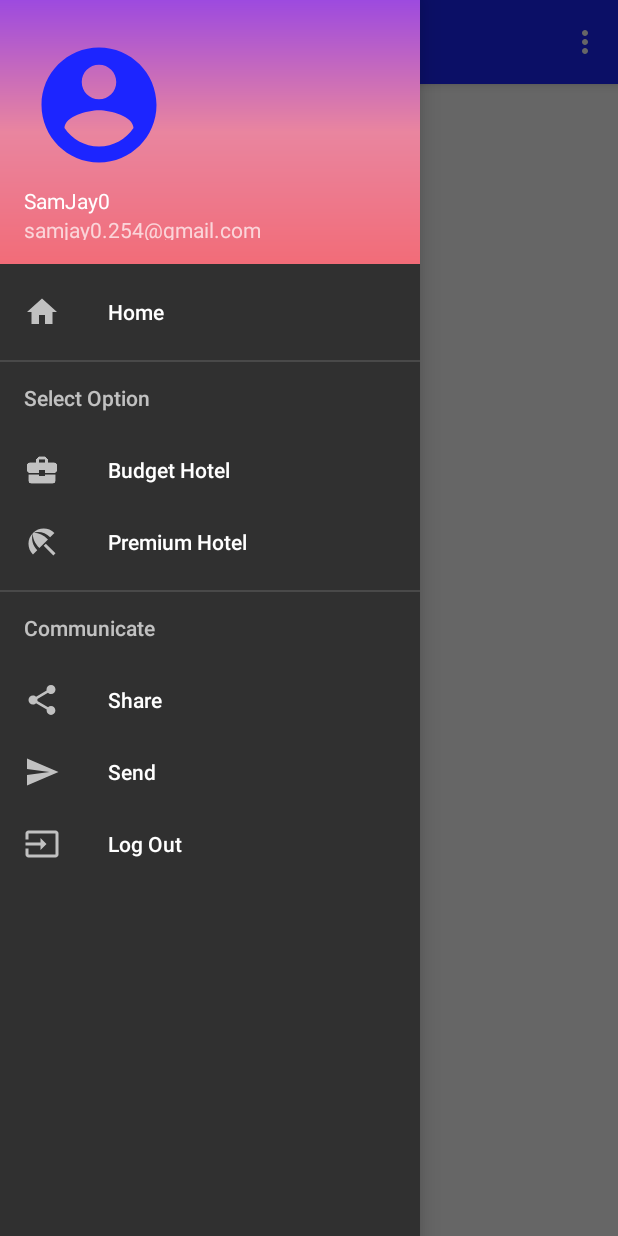
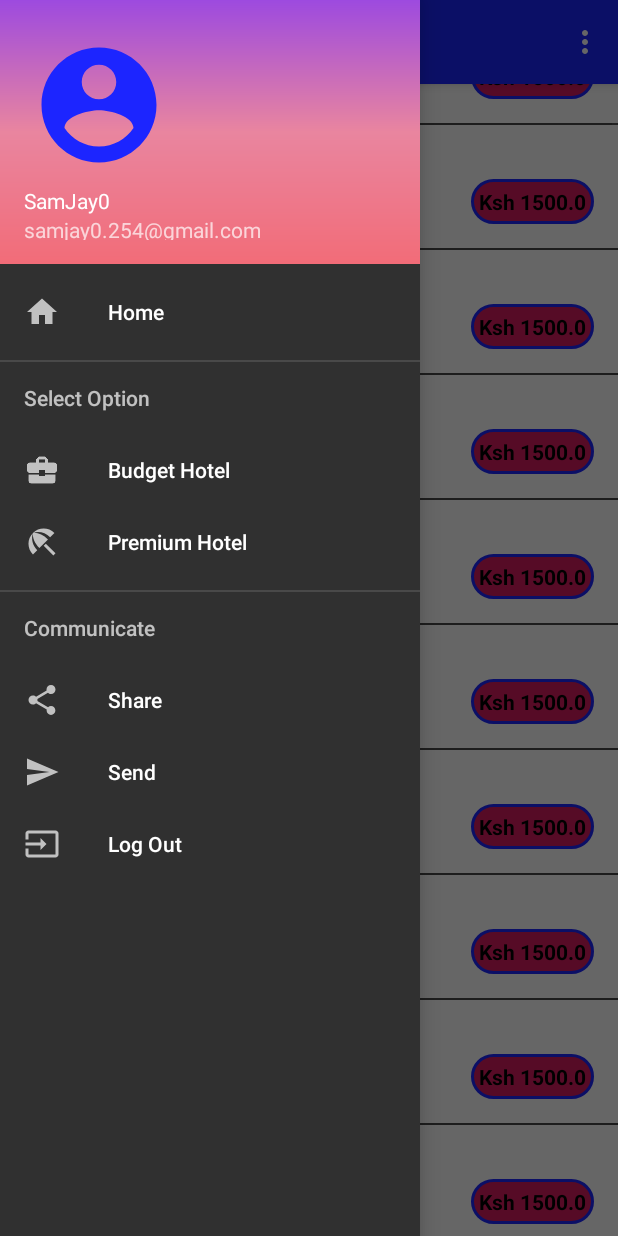
Before and after one commit to SamJay0/Hotel-Booking-App, an Android app: the HomeActivity screen opened directly, with no data from a screen before it, with the side drawer open, on a phone screen of 412 x 824 dp. Run offline under Robolectric (Android 15) with nearby library versions, the phone set to English and light mode, and no system bars.

Commit message:
implemented listView for list of hotels

```diff
--- a/app/src/main/java/com/example/hotelbookingapp/HomeActivity.java
+++ b/app/src/main/java/com/example/hotelbookingapp/HomeActivity.java
@@ -14,7 +14,10 @@ import android.support.v4.widget.DrawerLayout;
 import android.support.v7.app.AppCompatActivity;
 import android.support.v7.widget.Toolbar;
 import android.view.Menu;
+import android.widget.ListView;
 import android.widget.Toast;
+
+import java.util.ArrayList;
 
 public class HomeActivity extends AppCompatActivity
         implements NavigationView.OnNavigationItemSelectedListener {
@@ -23,16 +26,18 @@ public class HomeActivity extends AppCompatActivity
     protected void onCreate(Bundle savedInstanceState) {
         super.onCreate(savedInstanceState);
         setContentView(R.layout.activity_home);
+        //create a list of hotels
+        ArrayList <Hotel>hotels=new ArrayList<Hotel>();
+        for(int i=0;i<50;i++){
+            hotels.add(new Hotel("SamJay Apartments",1500));
+        }
+        HotelAdapter hotelAdapter=new HotelAdapter(this,hotels);
+        ListView listView=findViewById(R.id.list);
+        listView.setAdapter(hotelAdapter);
+        //custom toolbar
         Toolbar toolbar = findViewById(R.id.toolbar);
         setSupportActionBar(toolbar);
-//        FloatingActionButton fab = findViewById(R.id.fab);
-//        fab.setOnClickListener(new View.OnClickListener() {
-//            @Override
-//            public void onClick(View view) {
-//                Snackbar.make(view, "Replace with your own action", Snackbar.LENGTH_LONG)
-//                        .setAction("Action", null).show();
-//            }
-//        });
+
         DrawerLayout drawer = findViewById(R.id.drawer_layout);
         NavigationView navigationView = findViewById(R.id.nav_view);
         ActionBarDrawerToggle toggle = new ActionBarDrawerToggle(
@@ -40,6 +45,9 @@ public class HomeActivity extends AppCompatActivity
         drawer.addDrawerListener(toggle);
         toggle.syncState();
         navigationView.setNavigationItemSelectedListener(this);
+
+
+
     }
 
     @Override
@@ -103,4 +111,9 @@ public class HomeActivity extends AppCompatActivity
         drawer.closeDrawer(GravityCompat.START);
         return true;
     }
+    //show location and enable booking
+    public void showLocationAndBook(View view){
+        Toast.makeText(this, "show location and enable booking", Toast.LENGTH_SHORT).show();
+
+    }
 }
--- /dev/null
+++ b/app/src/main/java/com/example/hotelbookingapp/Hotel.java
@@ -0,0 +1,21 @@
+package com.example.hotelbookingapp;
+
+public class Hotel {
+    private String nameofHotel;
+    private double priceChargedPerNight;
+
+    public Hotel(String mnameOfHotel,double mpriceChergedPeNight){
+        this.nameofHotel=mnameOfHotel;
+        this.priceChargedPerNight=mpriceChergedPeNight;
+
+    }
+
+    //getters
+    public String getNameofHotel(){
+        return nameofHotel;
+    }
+
+    public double getPriceChargedPerNight() {
+        return priceChargedPerNight;
+    }
+}
--- /dev/null
+++ b/app/src/main/java/com/example/hotelbookingapp/HotelAdapter.java
@@ -0,0 +1,30 @@
+package com.example.hotelbookingapp;
+
+import android.content.Context;
+import android.view.LayoutInflater;
+import android.view.View;
+import android.view.ViewGroup;
+import android.widget.ArrayAdapter;
+import android.widget.TextView;
+
+import java.util.ArrayList;
+
+public class HotelAdapter extends ArrayAdapter<Hotel> {
+    public HotelAdapter(Context context, ArrayList<Hotel> hotels){
+        super(context,0,hotels);
+    }
+
+    @Override
+    public View getView(int position,View convertView,ViewGroup parent) {
+        View ListItemView=convertView;
+        if(ListItemView == null){
+            ListItemView= LayoutInflater.from(getContext()).inflate(R.layout.list_item,parent,false);
+        }
+        Hotel currentHotel=getItem(position);
+        TextView nameOfHotel=ListItemView.findViewById(R.id.nameOfHotelTxtView);
+        nameOfHotel.setText(currentHotel.getNameofHotel());
+        TextView priceChargedPerNight=ListItemView.findViewById(R.id.priceTxtView);
+        priceChargedPerNight.setText("Ksh "+currentHotel.getPriceChargedPerNight());
+        return ListItemView;
+    }
+}
--- a/app/src/main/java/com/example/hotelbookingapp/LoginActivity.java
+++ b/app/src/main/java/com/example/hotelbookingapp/LoginActivity.java
@@ -33,4 +33,5 @@ public class LoginActivity extends AppCompatActivity {
 
     }
 
+
 }
--- /dev/null
+++ b/app/src/main/res/drawable/ic_location.xml
@@ -0,0 +1,9 @@
+<vector xmlns:android="http://schemas.android.com/apk/res/android"
+        android:width="24dp"
+        android:height="24dp"
+        android:viewportWidth="24.0"
+        android:viewportHeight="24.0">
+    <path
+        android:fillColor="#FF000000"
+        android:pathData="M12,2C8.13,2 5,5.13 5,9c0,5.25 7,13 7,13s7,-7.75 7,-13c0,-3.87 -3.13,-7 -7,-7zM12,11.5c-1.38,0 -2.5,-1.12 -2.5,-2.5s1.12,-2.5 2.5,-2.5 2.5,1.12 2.5,2.5 -1.12,2.5 -2.5,2.5z"/>
+</vector>
--- /dev/null
+++ b/app/src/main/res/drawable/price_textview_background.xml
@@ -0,0 +1,16 @@
+<?xml version="1.0" encoding="utf-8"?>
+<shape xmlns:android="http://schemas.android.com/apk/res/android">
+    <stroke
+        android:width="2dp"
+        android:color="@color/blue"/>
+    <corners
+        android:radius="15dp"/>
+    <padding
+        android:left="2dp"
+        android:right="2dp"
+        android:bottom="2dp"
+        android:top="2dp"/>
+    <solid
+        android:color="@color/colorAccent"/>
+
+</shape>
--- a/app/src/main/res/layout/content_home.xml
+++ b/app/src/main/res/layout/content_home.xml
@@ -5,7 +5,6 @@
     android:layout_width="match_parent"
     android:layout_height="match_parent"
     android:orientation="vertical"
-    android:background="@color/white"
     android:id="@+id/list"
     tools:context=".HomeActivity"
     tools:showIn="@layout/app_bar_home">
--- a/app/src/main/res/layout/list_item.xml
+++ b/app/src/main/res/layout/list_item.xml
@@ -1,5 +1,48 @@
 <?xml version="1.0" encoding="utf-8"?>
-<RelativeLayout xmlns:android="http://schemas.android.com/apk/res/android"
-    android:layout_width="match_parent" android:layout_height="match_parent">
+<LinearLayout xmlns:android="http://schemas.android.com/apk/res/android"
+    xmlns:app="http://schemas.android.com/apk/res-auto"
+    xmlns:tools="http://schemas.android.com/tools"
+    android:layout_width="match_parent"
+    android:background="@color/white"
+    android:orientation="horizontal"
+    android:padding="16dp"
+    android:onClick="showLocationAndBook"
+    android:layout_height="match_parent">
+    <ImageView
+        android:id="@+id/location_icon"
+        android:onClick="showLocationAndBook"
+        android:layout_width="wrap_content"
+        android:layout_height="wrap_content"
+        android:src="@drawable/ic_location" />
+    <RelativeLayout
+        android:layout_width="match_parent"
+        android:layout_height="wrap_content"
+        android:orientation="horizontal"
+        android:layout_marginStart="16dp"
+        android:layout_marginLeft="16dp">
+        <TextView
+            android:id="@+id/nameOfHotelTxtView"
+            android:layout_width="wrap_content"
+            android:layout_height="wrap_content"
+            tools:text="Serena Hotel"
+            android:textColor="@color/black"
+            android:textStyle="bold"/>
+        <TextView
+            android:id="@+id/priceTxtView"
+            android:layout_width="wrap_content"
+            android:layout_height="wrap_content"
+            tools:text="Ksh 1500"
+            android:textColor="@color/black"
+            android:textStyle="bold"
+            android:padding="5dp"
+            android:layout_alignParentRight="true"
+            android:layout_alignParentEnd="true"
+            android:layout_marginTop="20dp"
+            android:background="@drawable/price_textview_background"
+            />
 
-</RelativeLayout>
+
+    </RelativeLayout>
+
+
+</LinearLayout>
--- a/app/src/main/res/values/colors.xml
+++ b/app/src/main/res/values/colors.xml
@@ -7,5 +7,6 @@
     <color name="light_blue">#0E5AFF</color>
     <color name="colorAccent">#D81B60</color>
     <color name="white">#fff</color>
+    <color name="purple">#D21CFF</color>
 
 </resources>
```
Also changed, not shown: app/src/main/res/drawable-v24/edith.png (added).
